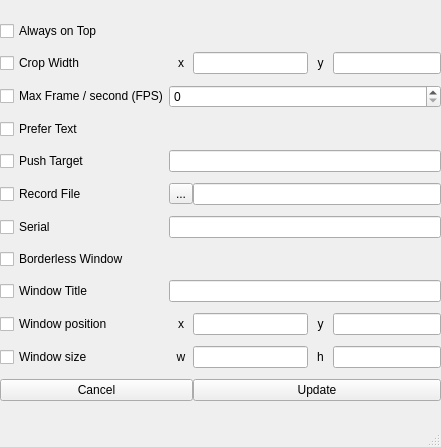
Qt form guiscrcpy/ui/settings.ui (srevinsaju/guiscrcpy) before a commit.
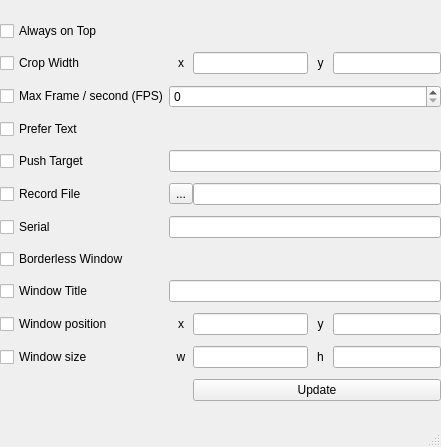
The same form after that commit.

Commit message: Final fix for networking and settings, connect slots etc

Diff of the .ui file:
```diff
--- a/guiscrcpy/ui/settings.ui
+++ b/guiscrcpy/ui/settings.ui
@@ -177,13 +177,6 @@
      <item row="11" column="4" colspan="2">
       <widget class="QLineEdit" name="b2c2"/>
      </item>
-     <item row="12" column="0" colspan="2">
-      <widget class="QPushButton" name="cancel">
-       <property name="text">
-        <string>Cancel</string>
-       </property>
-      </widget>
-     </item>
      <item row="11" column="0">
       <widget class="QCheckBox" name="b2">
        <property name="text">
```
The commit also changes 7 other files.
